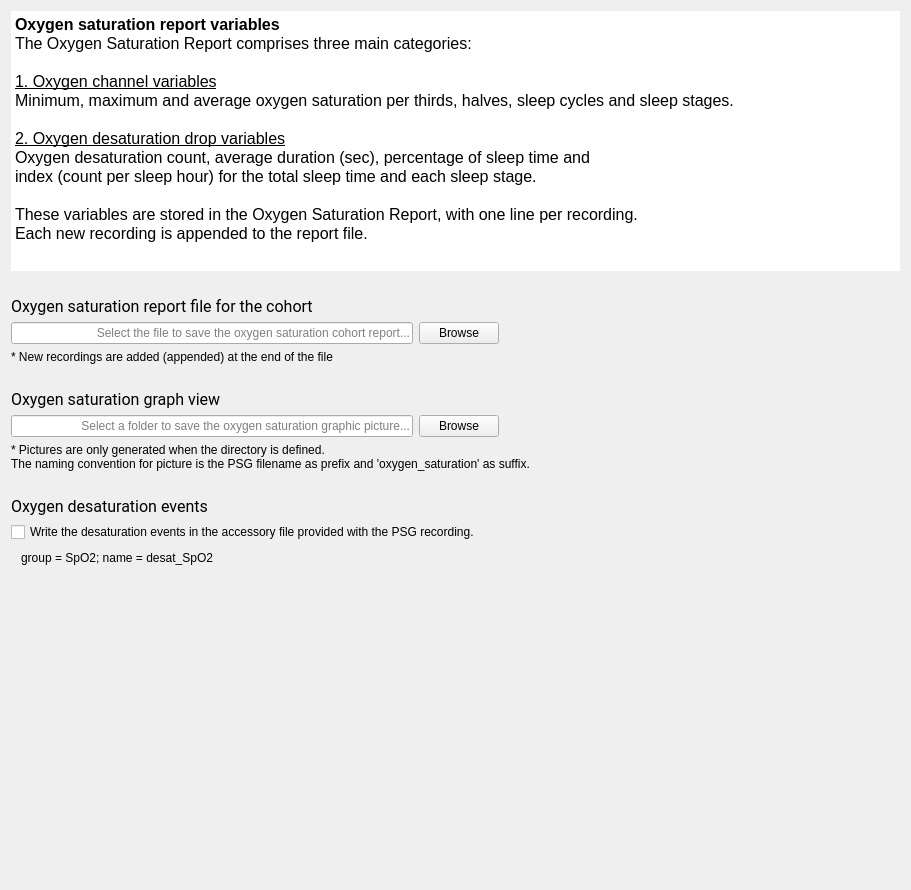
Old version of the form tools/CEAMSTools/OxygenSaturationReport/OutputFiles/Ui_OutputFiles.ui in the repository SnoozToolbox/snooz-package-ceams.
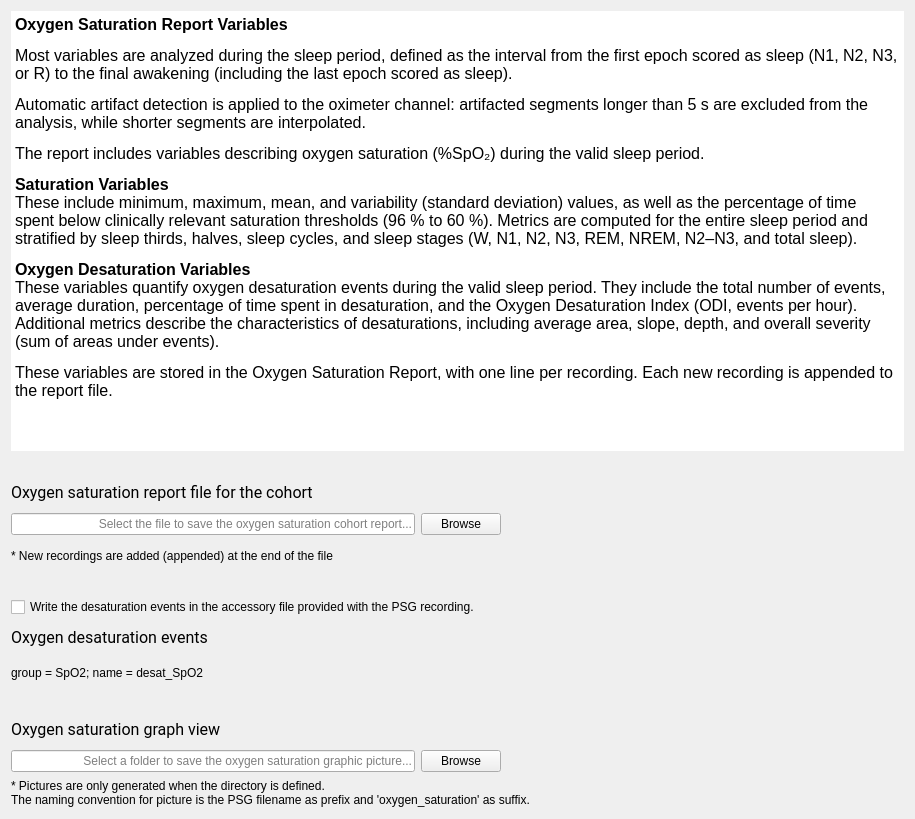
New version of the form.

What changed in the file:
```diff
--- a/tools/CEAMSTools/OxygenSaturationReport/OutputFiles/Ui_OutputFiles.ui
+++ b/tools/CEAMSTools/OxygenSaturationReport/OutputFiles/Ui_OutputFiles.ui
@@ -6,8 +6,8 @@
    <rect>
     <x>0</x>
     <y>0</y>
-    <width>911</width>
-    <height>890</height>
+    <width>915</width>
+    <height>819</height>
    </rect>
   </property>
   <property name="windowTitle">
@@ -28,13 +28,13 @@
      <property name="minimumSize">
       <size>
        <width>0</width>
-       <height>260</height>
+       <height>200</height>
       </size>
      </property>
      <property name="maximumSize">
       <size>
        <width>16777215</width>
-       <height>260</height>
+       <height>440</height>
       </size>
      </property>
      <property name="sizeIncrement">
@@ -72,18 +72,13 @@
 li.unchecked::marker { content: &quot;\2610&quot;; }
 li.checked::marker { content: &quot;\2612&quot;; }
 &lt;/style&gt;&lt;/head&gt;&lt;body style=&quot; font-family:'Roboto'; font-size:12pt; font-weight:400; font-style:normal;&quot;&gt;
-&lt;p style=&quot; margin-top:0px; margin-bottom:0px; margin-left:0px; margin-right:0px; -qt-block-indent:0; text-indent:0px;&quot;&gt;&lt;span style=&quot; font-weight:600;&quot;&gt;Oxygen saturation report variables&lt;/span&gt;&lt;/p&gt;
-&lt;p style=&quot; margin-top:0px; margin-bottom:0px; margin-left:0px; margin-right:0px; -qt-block-indent:0; text-indent:0px;&quot;&gt;The Oxygen Saturation Report comprises three main categories:&lt;/p&gt;
-&lt;p style=&quot;-qt-paragraph-type:empty; margin-top:0px; margin-bottom:0px; margin-left:0px; margin-right:0px; -qt-block-indent:0; text-indent:0px;&quot;&gt;&lt;br /&gt;&lt;/p&gt;
-&lt;p style=&quot; margin-top:0px; margin-bottom:0px; margin-left:0px; margin-right:0px; -qt-block-indent:0; text-indent:0px;&quot;&gt;&lt;span style=&quot; text-decoration: underline;&quot;&gt;1. Oxygen channel variables&lt;/span&gt;&lt;/p&gt;
-&lt;p style=&quot; margin-top:0px; margin-bottom:0px; margin-left:0px; margin-right:0px; -qt-block-indent:0; text-indent:0px;&quot;&gt;Minimum, maximum and average oxygen saturation per thirds, halves, sleep cycles and sleep stages.&lt;/p&gt;
-&lt;p style=&quot;-qt-paragraph-type:empty; margin-top:0px; margin-bottom:0px; margin-left:0px; margin-right:0px; -qt-block-indent:0; text-indent:0px;&quot;&gt;&lt;br /&gt;&lt;/p&gt;
-&lt;p style=&quot; margin-top:0px; margin-bottom:0px; margin-left:0px; margin-right:0px; -qt-block-indent:0; text-indent:0px;&quot;&gt;&lt;span style=&quot; text-decoration: underline;&quot;&gt;2. Oxygen desaturation drop variables&lt;/span&gt;&lt;/p&gt;
-&lt;p style=&quot; margin-top:0px; margin-bottom:0px; margin-left:0px; margin-right:0px; -qt-block-indent:0; text-indent:0px;&quot;&gt;Oxygen desaturation count, average duration (sec), percentage of sleep time and &lt;/p&gt;
-&lt;p style=&quot; margin-top:0px; margin-bottom:0px; margin-left:0px; margin-right:0px; -qt-block-indent:0; text-indent:0px;&quot;&gt;index (count per sleep hour) for the total sleep time and each sleep stage.&lt;/p&gt;
-&lt;p style=&quot;-qt-paragraph-type:empty; margin-top:0px; margin-bottom:0px; margin-left:0px; margin-right:0px; -qt-block-indent:0; text-indent:0px;&quot;&gt;&lt;br /&gt;&lt;/p&gt;
-&lt;p style=&quot; margin-top:0px; margin-bottom:0px; margin-left:0px; margin-right:0px; -qt-block-indent:0; text-indent:0px;&quot;&gt;These variables are stored in the Oxygen Saturation Report, with one line per recording. &lt;/p&gt;
-&lt;p style=&quot; margin-top:0px; margin-bottom:0px; margin-left:0px; margin-right:0px; -qt-block-indent:0; text-indent:0px;&quot;&gt;Each new recording is appended to the report file.&lt;/p&gt;&lt;/body&gt;&lt;/html&gt;</string>
+&lt;p style=&quot; margin-top:12px; margin-bottom:12px; margin-left:0px; margin-right:0px; -qt-block-indent:0; text-indent:0px;&quot;&gt;&lt;span style=&quot; font-weight:700;&quot;&gt;Oxygen Saturation Report Variables&lt;/span&gt;&lt;/p&gt;
+&lt;p style=&quot; margin-top:12px; margin-bottom:12px; margin-left:0px; margin-right:0px; -qt-block-indent:0; text-indent:0px;&quot;&gt;Most variables are analyzed during the sleep period, defined as the interval from the first epoch scored as sleep (N1, N2, N3, or R) to the final awakening (including the last epoch scored as sleep).&lt;/p&gt;
+&lt;p style=&quot; margin-top:12px; margin-bottom:12px; margin-left:0px; margin-right:0px; -qt-block-indent:0; text-indent:0px;&quot;&gt;Automatic artifact detection is applied to the oximeter channel: artifacted segments longer than 5 s are excluded from the analysis, while shorter segments are interpolated.&lt;/p&gt;
+&lt;p style=&quot; margin-top:12px; margin-bottom:12px; margin-left:0px; margin-right:0px; -qt-block-indent:0; text-indent:0px;&quot;&gt;The report includes variables describing oxygen saturation (%SpO₂) during the valid sleep period.&lt;/p&gt;
+&lt;p style=&quot; margin-top:12px; margin-bottom:12px; margin-left:0px; margin-right:0px; -qt-block-indent:0; text-indent:0px;&quot;&gt;&lt;span style=&quot; font-weight:700;&quot;&gt;Saturation Variables&lt;/span&gt;&lt;br /&gt;These include minimum, maximum, mean, and variability (standard deviation) values, as well as the percentage of time spent below clinically relevant saturation thresholds (96 % to 60 %). Metrics are computed for the entire sleep period and stratified by sleep thirds, halves, sleep cycles, and sleep stages (W, N1, N2, N3, REM, NREM, N2–N3, and total sleep).&lt;/p&gt;
+&lt;p style=&quot; margin-top:12px; margin-bottom:12px; margin-left:0px; margin-right:0px; -qt-block-indent:0; text-indent:0px;&quot;&gt;&lt;span style=&quot; font-weight:700;&quot;&gt;Oxygen Desaturation Variables&lt;/span&gt;&lt;br /&gt;These variables quantify oxygen desaturation events during the valid sleep period. They include the total number of events, average duration, percentage of time spent in desaturation, and the Oxygen Desaturation Index (ODI, events per hour). Additional metrics describe the characteristics of desaturations, including average area, slope, depth, and overall severity (sum of areas under events).&lt;/p&gt;
+&lt;p style=&quot; margin-top:12px; margin-bottom:12px; margin-left:0px; margin-right:0px; -qt-block-indent:0; text-indent:0px;&quot;&gt;These variables are stored in the Oxygen Saturation Report, with one line per recording. Each new recording is appended to the report file.&lt;/p&gt;&lt;/body&gt;&lt;/html&gt;</string>
      </property>
     </widget>
    </item>
@@ -93,7 +88,7 @@
       <enum>Qt::Orientation::Vertical</enum>
      </property>
      <property name="sizeType">
-      <enum>QSizePolicy::Policy::Minimum</enum>
+      <enum>QSizePolicy::Policy::Preferred</enum>
      </property>
      <property name="sizeHint" stdset="0">
       <size>
@@ -174,7 +169,52 @@
       <enum>Qt::Orientation::Vertical</enum>
      </property>
      <property name="sizeType">
-      <enum>QSizePolicy::Policy::Fixed</enum>
+      <enum>QSizePolicy::Policy::Preferred</enum>
+     </property>
+     <property name="sizeHint" stdset="0">
+      <size>
+       <width>20</width>
+       <height>20</height>
+      </size>
+     </property>
+    </spacer>
+   </item>
+   <item>
+    <widget class="QCheckBox" name="checkBox_writeEvts">
+     <property name="text">
+      <string>Write the desaturation events in the accessory file provided with the PSG recording.</string>
+     </property>
+    </widget>
+   </item>
+   <item>
+    <widget class="QLabel" name="label_5">
+     <property name="font">
+      <font>
+       <family>Roboto</family>
+       <pointsize>12</pointsize>
+       <italic>false</italic>
+       <bold>false</bold>
+      </font>
+     </property>
+     <property name="text">
+      <string>Oxygen desaturation events</string>
+     </property>
+    </widget>
+   </item>
+   <item>
+    <widget class="QLabel" name="label_6">
+     <property name="text">
+      <string>group = SpO2; name = desat_SpO2</string>
+     </property>
+    </widget>
+   </item>
+   <item>
+    <spacer name="verticalSpacer_4">
+     <property name="orientation">
+      <enum>Qt::Orientation::Vertical</enum>
+     </property>
+     <property name="sizeType">
+      <enum>QSizePolicy::Policy::Preferred</enum>
      </property>
      <property name="sizeHint" stdset="0">
       <size>
@@ -270,78 +310,13 @@
      </item>
     </layout>
    </item>
-   <item>
-    <spacer name="verticalSpacer_4">
-     <property name="orientation">
-      <enum>Qt::Orientation::Vertical</enum>
-     </property>
-     <property name="sizeType">
-      <enum>QSizePolicy::Policy::Fixed</enum>
-     </property>
-     <property name="sizeHint" stdset="0">
-      <size>
-       <width>20</width>
-       <height>20</height>
-      </size>
-     </property>
-    </spacer>
-   </item>
-   <item>
-    <widget class="QLabel" name="label_5">
-     <property name="font">
-      <font>
-       <family>Roboto</family>
-       <pointsize>12</pointsize>
-       <italic>false</italic>
-       <bold>false</bold>
-      </font>
-     </property>
-     <property name="text">
-      <string>Oxygen desaturation events</string>
-     </property>
-    </widget>
-   </item>
-   <item>
-    <widget class="QCheckBox" name="checkBox_writeEvts">
-     <property name="text">
-      <string>Write the desaturation events in the accessory file provided with the PSG recording.</string>
-     </property>
-    </widget>
-   </item>
-   <item>
-    <layout class="QHBoxLayout" name="horizontalLayout_4">
-     <item>
-      <spacer name="horizontalSpacer_4">
-       <property name="orientation">
-        <enum>Qt::Orientation::Horizontal</enum>
-       </property>
-       <property name="sizeType">
-        <enum>QSizePolicy::Policy::Fixed</enum>
-       </property>
-       <property name="sizeHint" stdset="0">
-        <size>
-         <width>10</width>
-         <height>20</height>
-        </size>
-       </property>
-      </spacer>
-     </item>
-     <item>
-      <widget class="QLabel" name="label_6">
-       <property name="text">
-        <string>group = SpO2; name = desat_SpO2</string>
-       </property>
-      </widget>
-     </item>
-    </layout>
-   </item>
    <item>
     <spacer name="verticalSpacer">
      <property name="orientation">
       <enum>Qt::Orientation::Vertical</enum>
      </property>
      <property name="sizeType">
-      <enum>QSizePolicy::Policy::Expanding</enum>
+      <enum>QSizePolicy::Policy::Preferred</enum>
      </property>
      <property name="sizeHint" stdset="0">
       <size>
```
